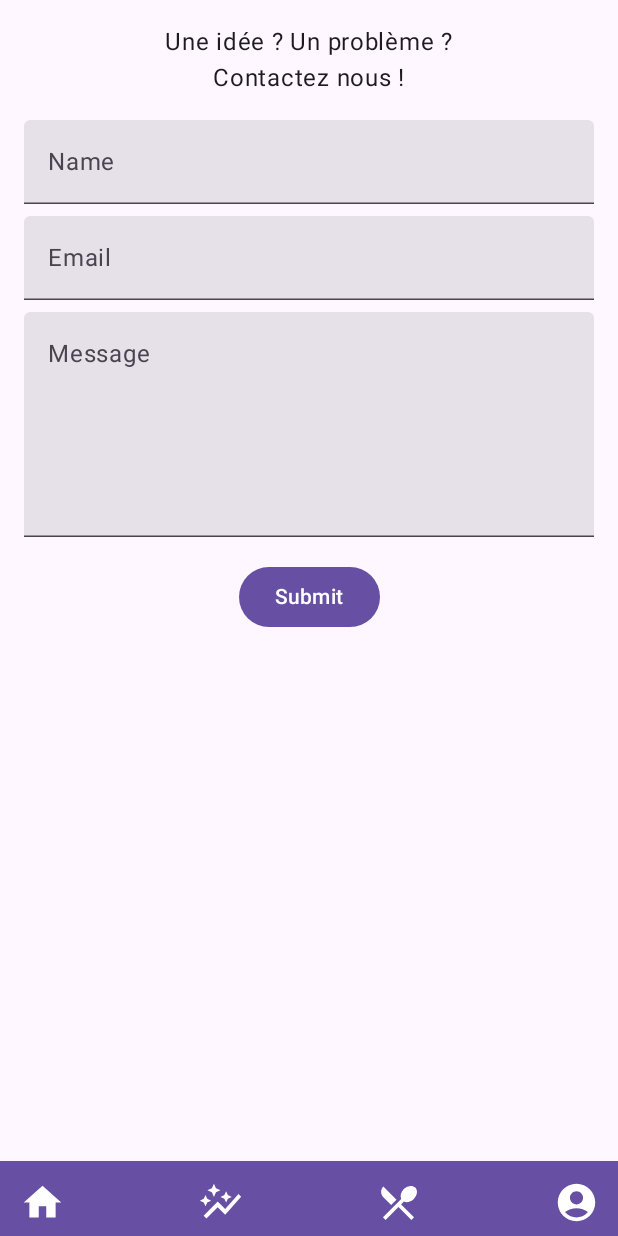
After one commit to CedricSanchezGithub/Bagueton_Client, an Android app built with Jetpack Compose: the ContactsFormScreen screen opened through its navigation route, on a phone screen of 412 x 824 dp. The commit adds this screen. Run offline under Robolectric (Android 15) with nearby library versions, the phone set to English and light mode, and no system bars; network calls fail; pictures from the network do not load.

Commit message:
ajout du form

```diff
--- /dev/null
+++ b/app/src/main/java/com/example/bagueton_v1/ui/ContactsViewModel.kt
@@ -0,0 +1,33 @@
+import androidx.compose.runtime.mutableStateOf
+import androidx.lifecycle.ViewModel
+
+class ContactsViewModel : ViewModel() {
+    var name = mutableStateOf("")
+        private set
+
+    var email = mutableStateOf("")
+        private set
+
+    var message = mutableStateOf("")
+        private set
+
+    var isSubmitted = mutableStateOf(false)
+        private set
+
+    fun onNameChange(newName: String) {
+        name.value = newName
+    }
+
+    fun onEmailChange(newEmail: String) {
+        email.value = newEmail
+    }
+
+    fun onMessageChange(newMessage: String) {
+        message.value = newMessage
+    }
+
+    fun onSubmit() {
+        isSubmitted.value = true
+        // Handle form submission, e.g., send data to a server
+    }
+}
--- a/app/src/main/java/com/example/bagueton_v1/ui/Navigation.kt
+++ b/app/src/main/java/com/example/bagueton_v1/ui/Navigation.kt
@@ -1,5 +1,7 @@
 package com.example.bagueton_v1.ui
 
+import ContactsFormScreen
+import ContactsViewModel
 import androidx.compose.runtime.Composable
 import androidx.navigation.NavHostController
 import androidx.navigation.NavType
@@ -45,11 +47,12 @@ sealed class Routes(val route: String) {
         //Route 10
     }
     object TestScreen : Routes("TestScreen")
+    object ContactsFormScreen : Routes("ContactsFormScreen")
 
 }
 
 @Composable
-fun AppNavigation(baguetonViewModel: BaguetonViewModel, accountViewModel: AccountViewModel, weatherViewModel: WeatherViewModel) {
+fun AppNavigation(baguetonViewModel: BaguetonViewModel, accountViewModel: AccountViewModel, weatherViewModel: WeatherViewModel, contactsViewModel: ContactsViewModel) {
 
     val navHostController : NavHostController = rememberNavController()
 
@@ -91,5 +94,7 @@ fun AppNavigation(baguetonViewModel: BaguetonViewModel, accountViewModel: Accoun
         composable(route = Routes.UnboardingScreen.route){ UnboardingScreen(navHostController, baguetonViewModel, weatherViewModel) }
         //Route 10 vers l'écran de test
         composable(route = Routes.TestScreen.route){ TestScreen(navHostController, baguetonViewModel) }
+        //Route 10 vers l'écran de contacts
+        composable(route = Routes.ContactsFormScreen.route){ ContactsFormScreen(navHostController, contactsViewModel) }
     }
 }
--- /dev/null
+++ b/app/src/main/java/com/example/bagueton_v1/ui/ui/screens/ContactsFormScreen.kt
@@ -0,0 +1,111 @@
+import android.content.res.Configuration
+import androidx.compose.foundation.layout.Column
+import androidx.compose.foundation.layout.Spacer
+import androidx.compose.foundation.layout.fillMaxSize
+import androidx.compose.foundation.layout.fillMaxWidth
+import androidx.compose.foundation.layout.height
+import androidx.compose.foundation.layout.padding
+import androidx.compose.foundation.text.KeyboardOptions
+import androidx.compose.material3.Button
+import androidx.compose.material3.MaterialTheme
+import androidx.compose.material3.Scaffold
+import androidx.compose.material3.Surface
+import androidx.compose.material3.Text
+import androidx.compose.material3.TextField
+import androidx.compose.runtime.Composable
+import androidx.compose.ui.Alignment
+import androidx.compose.ui.Modifier
+import androidx.compose.ui.text.input.ImeAction
+import androidx.compose.ui.text.input.KeyboardType
+import androidx.compose.ui.tooling.preview.Preview
+import androidx.compose.ui.unit.dp
+import androidx.navigation.NavHostController
+import com.example.bagueton_v1.ui.screens.Bagueton_v1Theme
+import com.example.bagueton_v1.ui.ui.MyBottomAppBar
+
+@Composable
+fun ContactsFormScreen(navHostController: NavHostController? = null, contactsViewModel: ContactsViewModel = ContactsViewModel()) {
+
+    Scaffold(
+        bottomBar = {
+            MyBottomAppBar(navHostController = navHostController)
+        }
+    ) { innerPadding ->
+
+        Column(
+            horizontalAlignment = Alignment.CenterHorizontally,
+            modifier = Modifier
+                .padding(innerPadding)
+                .fillMaxSize()
+                .padding(16.dp)
+        ) {
+            if (contactsViewModel.isSubmitted.value) {
+                Text(text = "Thank you for contacting us!", style = MaterialTheme.typography.bodyLarge)
+            } else {
+                Text(text = "Une idée ? Un problème ?", style = MaterialTheme.typography.bodyLarge)
+                Text(text = "Contactez nous !")
+
+                Spacer(modifier = Modifier.height(16.dp))
+
+                TextField(
+                    value = contactsViewModel.name.value,
+                    onValueChange = contactsViewModel::onNameChange,
+                    label = { Text("Name") },
+                    singleLine = true,
+                    keyboardOptions = KeyboardOptions.Default.copy(
+                        imeAction = ImeAction.Next
+                    ),
+                    modifier = Modifier.fillMaxWidth()
+                )
+
+                Spacer(modifier = Modifier.height(8.dp))
+
+                TextField(
+                    value = contactsViewModel.email.value,
+                    onValueChange = contactsViewModel::onEmailChange,
+                    label = { Text("Email") },
+                    singleLine = true,
+                    keyboardOptions = KeyboardOptions.Default.copy(
+                        keyboardType = KeyboardType.Email,
+                        imeAction = ImeAction.Next
+                    ),
+                    modifier = Modifier.fillMaxWidth()
+                )
+
+                Spacer(modifier = Modifier.height(8.dp))
+
+                TextField(
+                    value = contactsViewModel.message.value,
+                    onValueChange = contactsViewModel::onMessageChange,
+                    label = { Text("Message") },
+                    keyboardOptions = KeyboardOptions.Default.copy(
+                        imeAction = ImeAction.Done
+                    ),
+                    modifier = Modifier
+                        .fillMaxWidth()
+                        .height(150.dp)
+                )
+
+                Spacer(modifier = Modifier.height(16.dp))
+
+                Button(
+                    onClick = contactsViewModel::onSubmit,
+                    modifier = Modifier.align(Alignment.CenterHorizontally)
+                ) {
+                    Text("Submit")
+                }
+            }
+        }
+    }
+}
+
+@Preview(showBackground = true, showSystemUi = true, uiMode = Configuration.UI_MODE_NIGHT_YES)
+@Preview(showBackground = true, showSystemUi = true, uiMode = Configuration.UI_MODE_NIGHT_NO)
+@Composable
+fun ContactsFormScreenPreview() {
+    Bagueton_v1Theme {
+        Surface(modifier = Modifier.fillMaxSize(), color = MaterialTheme.colorScheme.background) {
+            ContactsFormScreen()
+        }
+    }
+}
--- a/app/src/main/java/com/example/bagueton_v1/ui/ui/screens/TestScreen.kt
+++ b/app/src/main/java/com/example/bagueton_v1/ui/ui/screens/TestScreen.kt
@@ -15,7 +15,6 @@ import androidx.compose.ui.Modifier
 import androidx.compose.ui.tooling.preview.Preview
 import androidx.navigation.NavHostController
 import coil.compose.rememberAsyncImagePainter
-import coil.compose.rememberImagePainter
 import com.example.bagueton_v1.ui.BaguetonViewModel
 import com.example.bagueton_v1.ui.screens.Bagueton_v1Theme
 import com.example.bagueton_v1.ui.ui.MyBottomAppBar
--- a/app/src/main/java/com/example/bagueton_v1/ui/viewmodel/MainActivity.kt
+++ b/app/src/main/java/com/example/bagueton_v1/ui/viewmodel/MainActivity.kt
@@ -1,5 +1,6 @@
 package com.example.bagueton_v1.ui.viewmodel
 
+import ContactsViewModel
 import android.os.Bundle
 import androidx.activity.ComponentActivity
 import androidx.activity.compose.setContent
@@ -9,6 +10,7 @@ import androidx.compose.material3.Surface
 import androidx.compose.material3.Text
 import androidx.compose.runtime.Composable
 import androidx.compose.ui.Modifier
+import androidx.compose.ui.text.style.TextDecoration
 import androidx.compose.ui.tooling.preview.Preview
 import com.example.bagueton_v1.ui.AccountViewModel
 import com.example.bagueton_v1.ui.AppNavigation
@@ -27,7 +29,12 @@ class MainActivity : ComponentActivity() {
                     modifier = Modifier.fillMaxSize(),
                     color = MaterialTheme.colorScheme.background
                 ) {
-                    AppNavigation(baguetonViewModel = BaguetonViewModel(), accountViewModel = AccountViewModel(), weatherViewModel = WeatherViewModel())
+                    AppNavigation(
+                        baguetonViewModel = BaguetonViewModel(),
+                        accountViewModel = AccountViewModel(),
+                        weatherViewModel = WeatherViewModel(),
+                        contactsViewModel = ContactsViewModel()
+                    )
                 }
             }
         }
```
Also changed, not shown: app/src/main/java/com/example/bagueton_v1/ui/ui/screens/LoginScreen.kt (+8 -3 lines), app/src/main/java/com/example/bagueton_v1/ui/ui/screens/RecipeScreen.kt (+12 -4 lines), app/src/main/java/com/example/bagueton_v1/ui/ui/screens/tests/tests.kt (+0 -17 lines).
